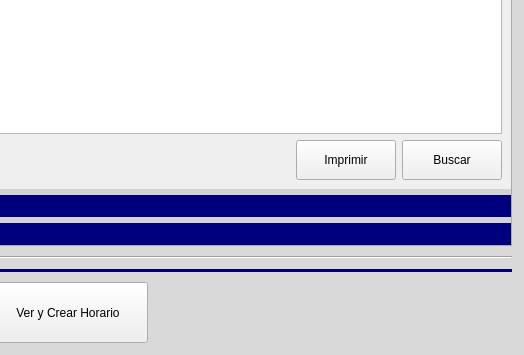
Qt form ui/plantilla_menu_de_horarios.ui (Reinaldito04/IUTA----HORARIOS) before a commit; both pictures show x 559 to 1083 and y 482 to 837 of the 1083 by 837 pixel window.
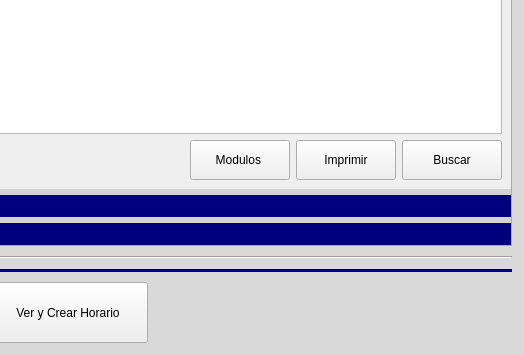
The same form after that commit. The open tabs and pages were chosen to show the change. Icons and pictures are not drawn.

Patch:
```diff
--- a/ui/plantilla_menu_de_horarios.ui
+++ b/ui/plantilla_menu_de_horarios.ui
@@ -464,6 +464,37 @@
             </property>
            </spacer>
           </item>
+          <item>
+           <widget class="QPushButton" name="bt_moduloProfesor">
+            <property name="minimumSize">
+             <size>
+              <width>100</width>
+              <height>40</height>
+             </size>
+            </property>
+            <property name="maximumSize">
+             <size>
+              <width>100</width>
+              <height>40</height>
+             </size>
+            </property>
+            <property name="styleSheet">
+             <string notr="true">QPushButton{
+background-color:#253b59;
+color:white;
+font-size:14px;
+border-radius:15px;
+}
+QPushButton::Hover{
+background-color:#637aa6;
+}
+font-size:15px;</string>
+            </property>
+            <property name="text">
+             <string>Modulos </string>
+            </property>
+           </widget>
+          </item>
           <item>
            <widget class="QPushButton" name="bt_imprimirProfesor">
             <property name="minimumSize">
```
Left out of the diff: 2 changed lines with no effect on the pictures.
